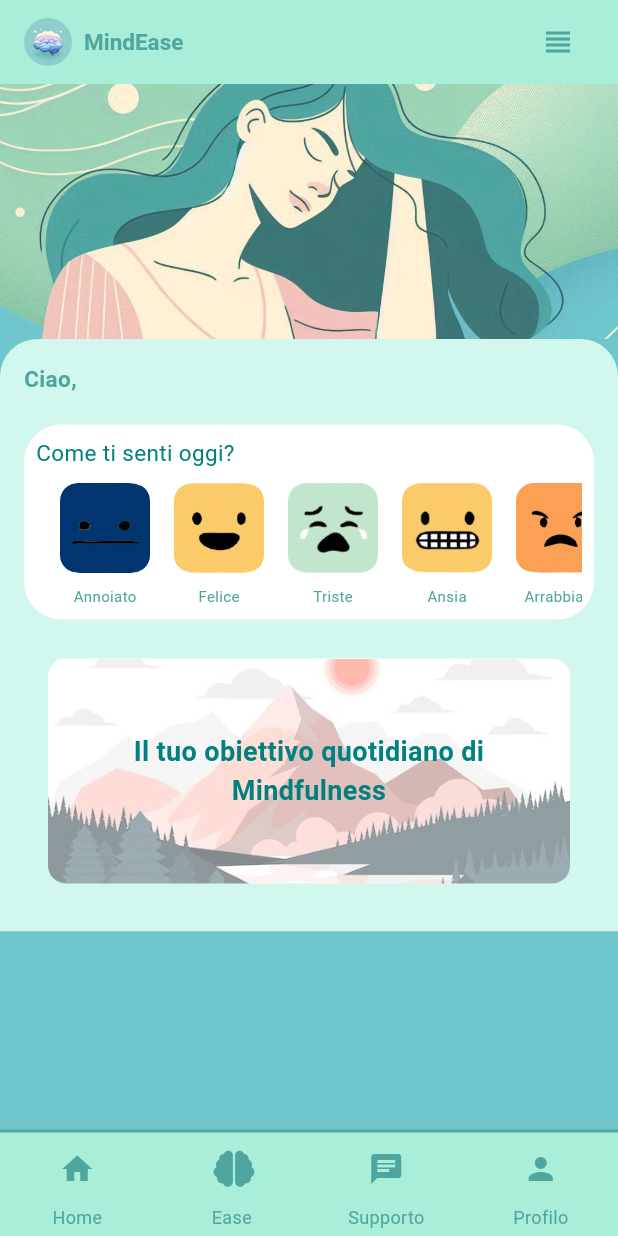
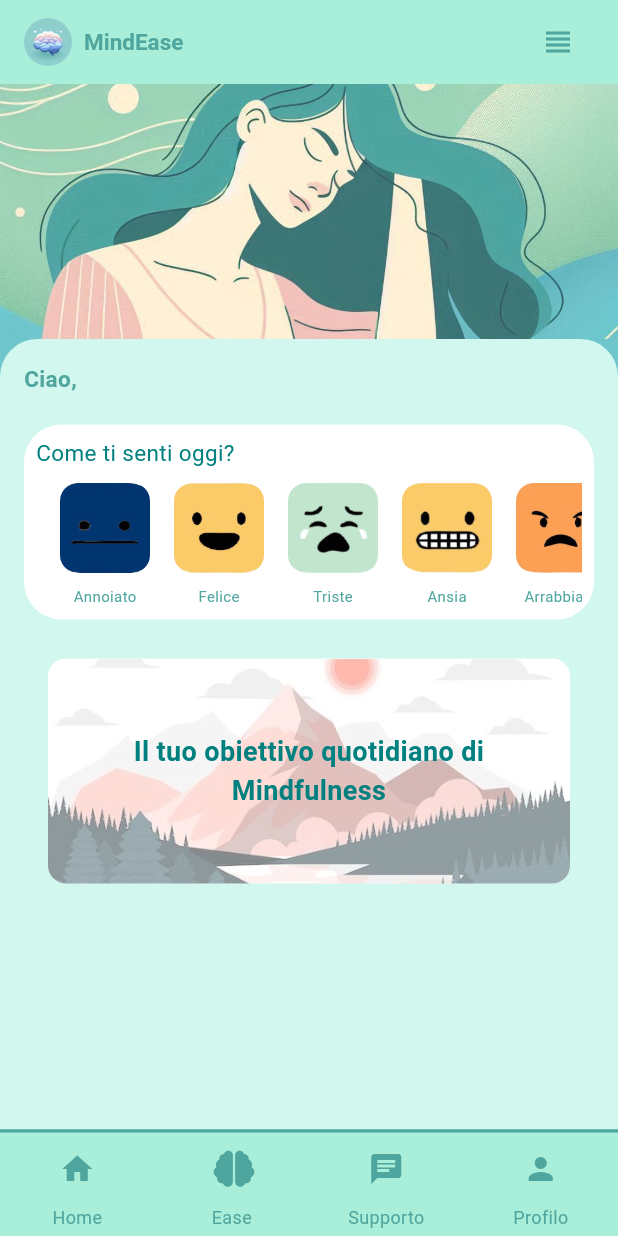
Before and after one commit to LLonghi02/Tesi-Project, a Flutter app: the screen it shows after launch, after a tap on an icon or button, on a phone screen of 412 x 824 dp. Run offline on Flutter 3.47's test engine with Material 3 defaults, Android fonts, the phone set to English and light mode, and no system bars; our stand-ins replace flutter_riverpod, font_awesome_flutter, google_sign_in, image_picker, just_audio, riverpod and 3 more; missing offline and left inert: flutter_email_sender, mongo_dart, window_manager; network calls fail; Roboto replaces fonts that are missing (MyFont).

```diff
--- a/flutter_app/mindease/lib/app.dart
+++ b/flutter_app/mindease/lib/app.dart
@@ -24,7 +24,7 @@ class App extends ConsumerWidget {
           centerTitle: true,
         ),
       ),
-      home:   SignInPage(),
+      home:   Schermata(),
     );
   }
 }
--- a/flutter_app/mindease/lib/screen/home_page.dart
+++ b/flutter_app/mindease/lib/screen/home_page.dart
@@ -40,7 +40,6 @@ class HomePage extends ConsumerWidget {
       backgroundColor: backcolor2,
       appBar: const TopBar(),
       body: Column(
-        crossAxisAlignment: CrossAxisAlignment.stretch,
         children: [
           SizedBox(
             height: 170,
@@ -55,8 +54,6 @@ class HomePage extends ConsumerWidget {
             ),
           ),
           Expanded(
-            child: SingleChildScrollView(
-              physics: const AlwaysScrollableScrollPhysics(),
             child: ClipRRect(
               borderRadius: const BorderRadius.only(
                 topLeft: Radius.circular(25.0),
@@ -65,6 +62,8 @@ class HomePage extends ConsumerWidget {
               child: Container(
                 color: backcolor,
                 padding: const EdgeInsets.all(16.0),
+                child: SingleChildScrollView(
+                  physics: const AlwaysScrollableScrollPhysics(),
                   child: Column(
                     crossAxisAlignment: CrossAxisAlignment.start,
                     children: [
@@ -88,83 +87,83 @@ class HomePage extends ConsumerWidget {
                               'Come ti senti oggi?',
                               style: AppFonts.mind,
                             ),
-                            SizedBox(height: 10),
+                            const SizedBox(height: 10),
                             SingleChildScrollView(
                               scrollDirection: Axis.horizontal,
-                              physics: AlwaysScrollableScrollPhysics(),
+                              physics: const AlwaysScrollableScrollPhysics(),
                               child: Row(
                                 children: [
-                                  SizedBox(width: 16),
+                                  const SizedBox(width: 16),
                                   EmotionButton(
                                     imageUrl:
                                         'assets/images/emotion/annoiato.png',
                                     text: 'Annoiato',
                                     nickname: name,
                                   ),
-                                  SizedBox(width: 16),
+                                  const SizedBox(width: 16),
                                   EmotionButton(
                                     imageUrl:
                                         'assets/images/emotion/felice.png',
                                     text: 'Felice',
                                     nickname: name,
                                   ),
-                                  SizedBox(width: 16),
+                                  const SizedBox(width: 16),
                                   EmotionButton(
                                     imageUrl:
                                         'assets/images/emotion/triste.png',
                                     text: 'Triste',
                                     nickname: name,
                                   ),
-                                  SizedBox(width: 16),
+                                  const SizedBox(width: 16),
                                   EmotionButton(
                                     imageUrl:
                                         'assets/images/emotion/ansia.png',
                                     text: 'Ansia',
                                     nickname: name,
                                   ),
-                                  SizedBox(width: 16),
+                                  const SizedBox(width: 16),
                                   EmotionButton(
                                     imageUrl:
                                         'assets/images/emotion/arabbiato.png',
                                     text: 'Arrabbiato',
                                     nickname: name,
                                   ),
-                                  SizedBox(width: 16),
+                                  const SizedBox(width: 16),
                                   EmotionButton(
                                     imageUrl:
                                         'assets/images/emotion/calmo.png',
                                     text: 'Calmo',
                                     nickname: name,
                                   ),
-                                  SizedBox(width: 16),
+                                  const SizedBox(width: 16),
                                   EmotionButton(
                                     imageUrl:
                                         'assets/images/emotion/eccitato.png',
                                     text: 'Eccitato',
                                     nickname: name,
                                   ),
-                                  SizedBox(width: 16),
+                                  const SizedBox(width: 16),
                                   EmotionButton(
                                     imageUrl:
                                         'assets/images/emotion/preoccupato.png',
                                     text: 'Preoccupato',
                                     nickname: name,
                                   ),
-                                  SizedBox(width: 16),
+                                  const SizedBox(width: 16),
                                   EmotionButton(
                                     imageUrl:
                                         'assets/images/emotion/rilassato.png',
                                     text: 'Rilassato',
                                     nickname: name,
                                   ),
-                                  SizedBox(width: 16),
+                                  const SizedBox(width: 16),
                                   EmotionButton(
                                     imageUrl:
                                         'assets/images/emotion/stanco.png',
                                     text: 'Stanco',
                                     nickname: name,
                                   ),
-                                  SizedBox(width: 16),
+                                  const SizedBox(width: 16),
                                   EmotionButton(
                                     imageUrl:
                                         'assets/images/emotion/stressed.png',
@@ -183,7 +182,7 @@ class HomePage extends ConsumerWidget {
                         text: 'Il tuo obiettivo quotidiano di Mindfulness',
                         height: 150,
                         width: 550,
-                        destination: LevelSelectionPage(),
+                        destination:  LevelSelectionPage(),
                       ),
                     ],
                   ),
```
Also changed, not shown: flutter_app/mindease/lib/screen/supporto.dart (+12 -15 lines), 10 other files. Lines whose indentation alone changed are shown as unchanged.
